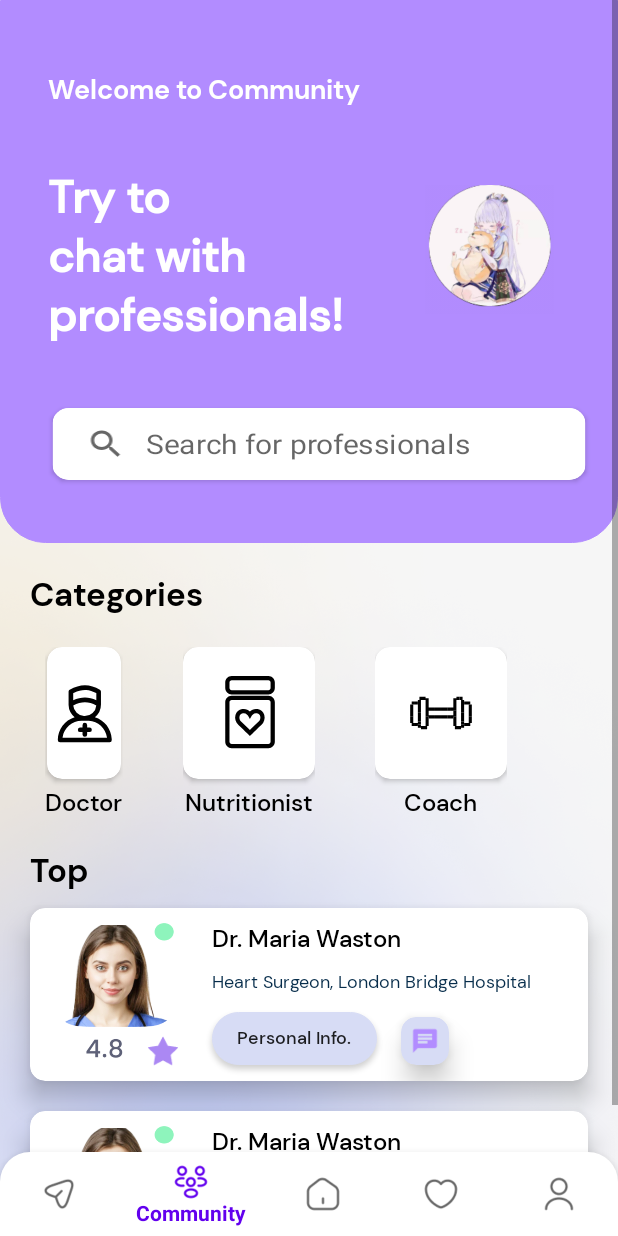
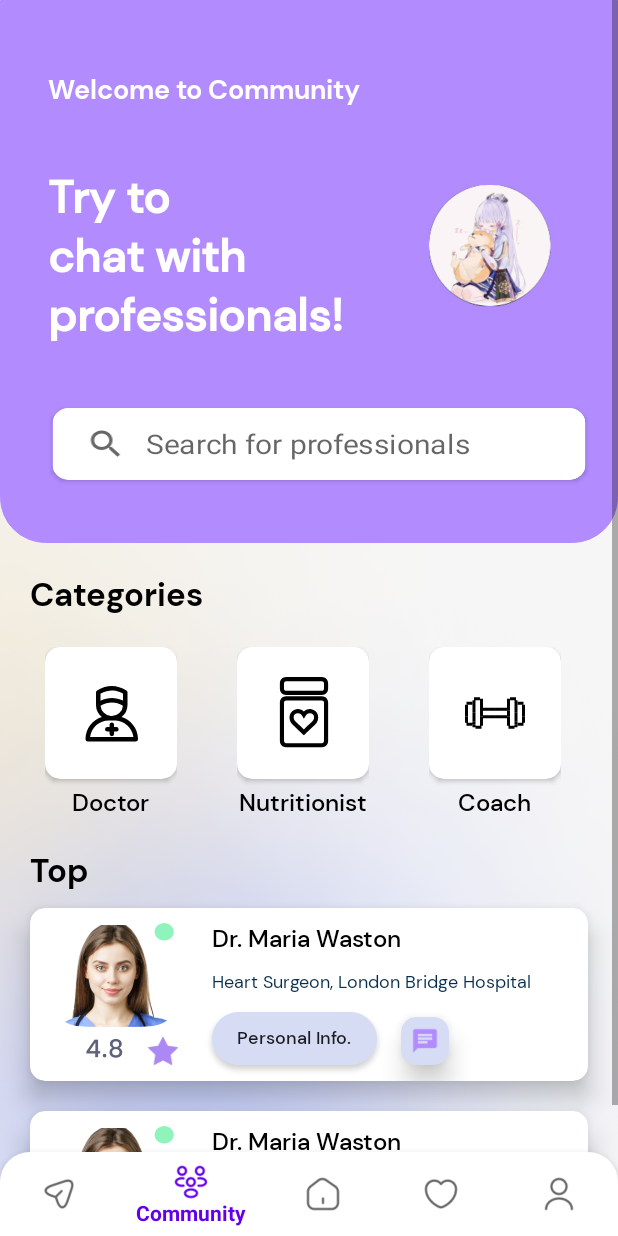
Before and after one commit to GDistories/Health-Diary, an Android app: the CommunityFragment screen opened through its navigation route, on a phone screen of 412 x 824 dp. Run offline under Robolectric (Android 15) with nearby library versions, the light colour scheme and no system bars; our stand-ins replace navigation-ui.

Commit message:
Update fragment_community.xml

```diff
--- a/app/src/main/res/layout/fragment_community.xml
+++ b/app/src/main/res/layout/fragment_community.xml
@@ -122,16 +122,19 @@
 
                     <androidx.cardview.widget.CardView
                         android:layout_width="wrap_content"
-                        android:layout_height="88dp"
+                        android:layout_height="wrap_content"
                         android:layout_gravity="center"
                         android:background="@color/white"
                         app:cardCornerRadius="10dp"
                         app:cardElevation="2dp">
 
                         <ImageView
-                            android:layout_width="49dp"
-                            android:layout_height="49dp"
+                            android:layout_width="wrap_content"
+                            android:layout_height="wrap_content"
                             android:layout_gravity="center"
+                            android:scaleY="1"
+                            android:scaleX="1"
+                            android:layout_margin="20dp"
                             android:background="@color/white"
                             android:src="@drawable/ic_doctor" />
                     </androidx.cardview.widget.CardView>
@@ -155,17 +158,20 @@
 
                     <androidx.cardview.widget.CardView
                         android:id="@+id/category_nutritionist"
-                        android:layout_width="88dp"
-                        android:layout_height="88dp"
+                        android:layout_width="wrap_content"
+                        android:layout_height="wrap_content"
                         android:layout_gravity="center"
                         android:background="@color/white"
                         app:cardCornerRadius="10dp"
                         app:cardElevation="2dp">
 
                         <ImageView
-                            android:layout_width="49dp"
-                            android:layout_height="49dp"
+                            android:layout_width="wrap_content"
+                            android:layout_height="wrap_content"
                             android:layout_gravity="center"
+                            android:scaleY="1"
+                            android:scaleX="1"
+                            android:layout_margin="20dp"
                             android:background="@color/white"
                             android:src="@drawable/ic_nutritionist" />
                     </androidx.cardview.widget.CardView>
@@ -189,17 +195,20 @@
 
                     <androidx.cardview.widget.CardView
                         android:id="@+id/category_coach"
-                        android:layout_width="88dp"
-                        android:layout_height="88dp"
+                        android:layout_width="wrap_content"
+                        android:layout_height="wrap_content"
                         android:layout_gravity="center"
                         android:background="@color/white"
                         app:cardCornerRadius="10dp"
                         app:cardElevation="2dp">
 
                         <ImageView
-                            android:layout_width="49dp"
-                            android:layout_height="49dp"
+                            android:layout_width="wrap_content"
+                            android:layout_height="wrap_content"
                             android:layout_gravity="center"
+                            android:scaleY="1"
+                            android:scaleX="1"
+                            android:layout_margin="20dp"
                             android:background="@color/white"
                             android:src="@drawable/ic_coach" />
                     </androidx.cardview.widget.CardView>
```
